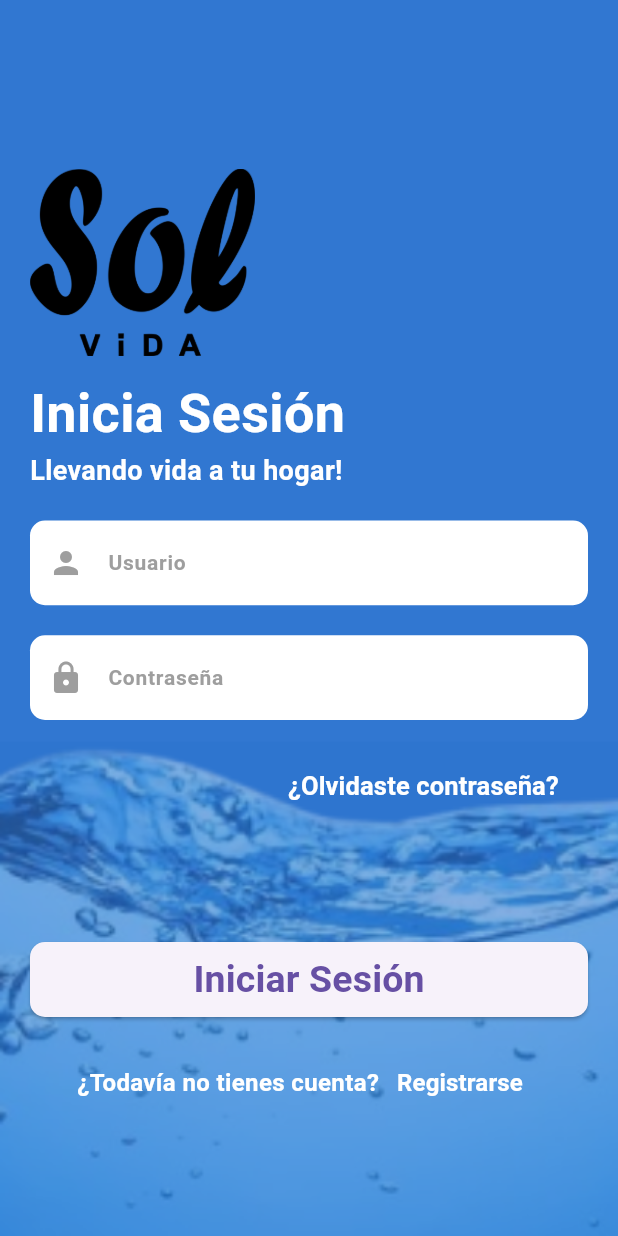
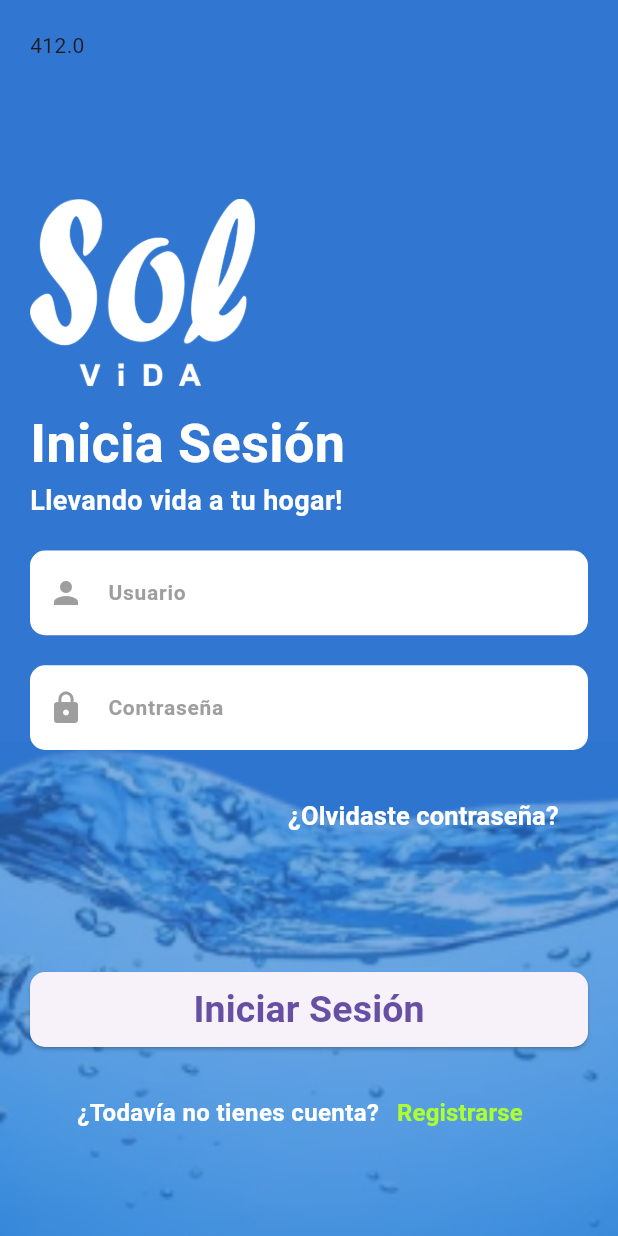
Before and after one commit to luchinsol/SOL_VIDA_APP, a Flutter app: the Solvida screen opened directly, after a tap on "Iniciar Sesión", on a phone screen of 412 x 824 dp. Run offline on Flutter 3.47's test engine with Material 3 defaults, Android fonts, the phone set to English and light mode, and no system bars; our stand-ins replace camera, curved_navigation_bar, flutter_animate, flutter_dotenv, geocoding, google_maps_flutter and 9 more; missing offline and left inert: flutter_polyline_points; accounts and stored records are empty; network calls fail; project files that could hold a hidden picture were left out.

Commit message:
cambios finales

```diff
--- a/lib/components/hola.dart
+++ b/lib/components/hola.dart
@@ -1726,7 +1726,7 @@ class _HolaState extends State<Hola2> with TickerProviderStateMixin {
                                             fontSize: MediaQuery.of(context)
                                                     .size
                                                     .width /
-                                                22,
+                                                27,
                                             fontWeight: FontWeight.bold,
                                             color: Color.fromRGBO(
                                                 0, 106, 252, 1.000)))
@@ -1811,7 +1811,7 @@ class _HolaState extends State<Hola2> with TickerProviderStateMixin {
                                                 BorderRadius.circular(20),
                                             image: DecorationImage(
                                               image: NetworkImage(promo),
-                                              fit: BoxFit.fitHeight,
+                                              fit: BoxFit.fill,
                                             )),
                                       ),
                                     );
--- a/lib/components/perfilcliente.dart
+++ b/lib/components/perfilcliente.dart
@@ -1,4 +1,5 @@
 import 'package:appsol_final/components/login.dart';
+import 'package:appsol_final/components/preinicios.dart';
 import 'package:appsol_final/models/user_model.dart';
 import 'package:flutter/cupertino.dart';
 import 'package:flutter/material.dart';
@@ -873,7 +874,7 @@ class _PerfilCliente extends State<PerfilCliente> {
                       prefs.remove('user');
                       Navigator.push(
                         context,
-                        MaterialPageRoute(builder: (context) => const Login()),
+                        MaterialPageRoute(builder: (context) => const Solvida()),
                       );
                     },
                     style: ButtonStyle(
--- a/lib/components/preinicios.dart
+++ b/lib/components/preinicios.dart
@@ -18,6 +18,7 @@ class _SolvidaState extends State<Solvida> {
         height: MediaQuery.of(context).size.height,
         child: Column(
           children: [
+            Text("${MediaQuery.of(context).size.width}"),
             const SizedBox(
               height: 50,
             ),
@@ -147,8 +148,16 @@ class _SolvidaState extends State<Solvida> {
   @override
   Widget build(BuildContext context) {
     return Scaffold(
-      body: Stack(
+      body: PopScope(
+        canPop: false,
+        onPopInvoked: (bool didPop) {
+          if (didPop) {
+            return;
+          }
+        },
+        child: Stack(
           children: [
+
             Container(
               decoration: const BoxDecoration(
                 gradient: LinearGradient(
@@ -171,6 +180,7 @@ class _SolvidaState extends State<Solvida> {
             ),
             Column(
               children: [
+
                 LayoutBuilder(
                   builder: (context, constraints) {
                     if (constraints.maxWidth <= Breakpoint.xsmall) {
@@ -218,6 +228,7 @@ class _SolvidaState extends State<Solvida> {
             ),
           ],
         ),
+      ),
     );
   }
 }
--- a/lib/components/prelogin.dart
+++ b/lib/components/prelogin.dart
@@ -374,6 +374,7 @@ class _PreloginState extends State<Prelogin> {
                     child: Column(
                       crossAxisAlignment: CrossAxisAlignment.start,
                       children: [
+                        Text("${MediaQuery.of(context).size.width}"),
                         const SizedBox(
                           height: 80,
                         ),
@@ -383,7 +384,7 @@ class _PreloginState extends State<Prelogin> {
                           decoration: const BoxDecoration(
                               image: DecorationImage(
                                   image: AssetImage(
-                                      'lib/imagenes/nuevecito.png'))),
+                                      'lib/imagenes/nuevito.png'))),
                         ),
                         Container(
                           child: Column(
@@ -667,7 +668,7 @@ class _PreloginState extends State<Prelogin> {
                                   style: TextStyle(
                                     fontWeight: FontWeight.bold,
                                     fontSize: 16,
-                                    color: Colors.white,
+                                    color: Color.fromARGB(255, 172, 255, 48),
                                   ),
                                 ))
                           ],
--- a/lib/main.dart
+++ b/lib/main.dart
@@ -1,7 +1,9 @@
 import 'dart:convert';
 
+import 'package:appsol_final/components/conductorinit.dart';
 import 'package:appsol_final/components/login.dart';
 import 'package:appsol_final/components/navegador.dart';
+import 'package:appsol_final/components/preinicios.dart';
 import 'package:appsol_final/models/user_model.dart';
 import 'package:appsol_final/provider/pedido_provider.dart';
 import 'package:appsol_final/provider/ruta_provider.dart';
@@ -79,8 +81,8 @@ class MyApp extends StatelessWidget {
                   indice: 0,
                   subIndice: 0,
                 )
-              : (rol == 5 ? HolaConductor() : Login()))
-          : Login(),
+              : (rol == 5 ? Conductorinit() : Solvida()))
+          : Solvida(),
     );
   }
 }
```
Also changed, not shown: lib/components/prefinal.dart (+12 -1 lines), lib/imagenes/nuevito.png (added). Lines whose indentation alone changed are shown as unchanged.
